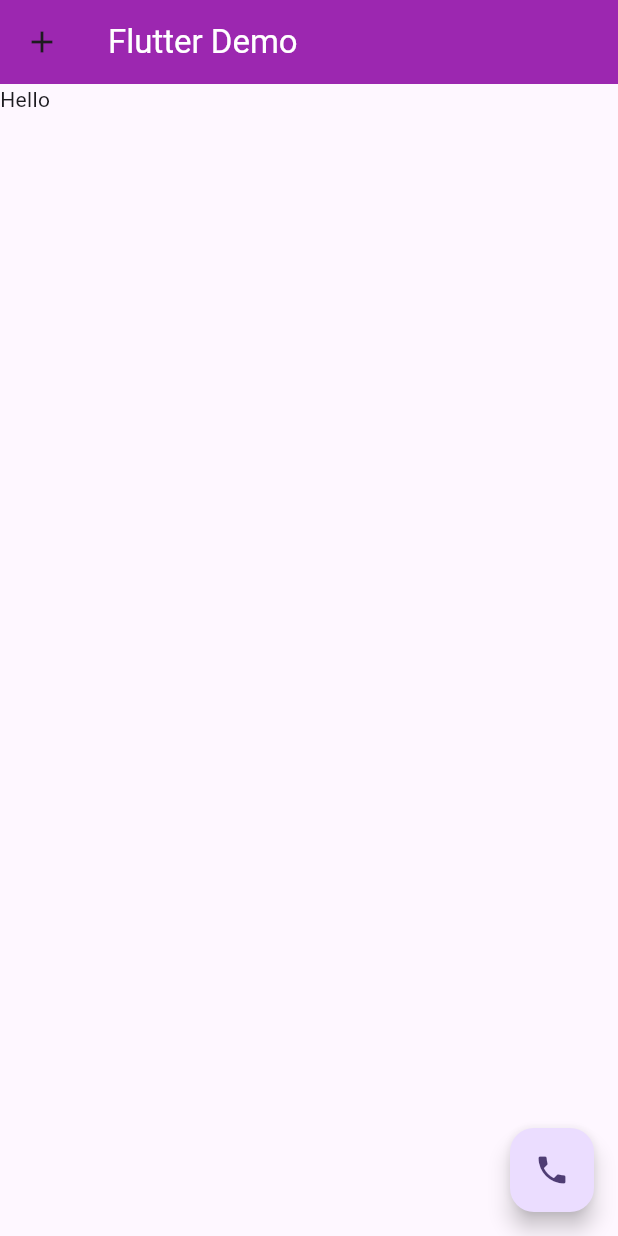
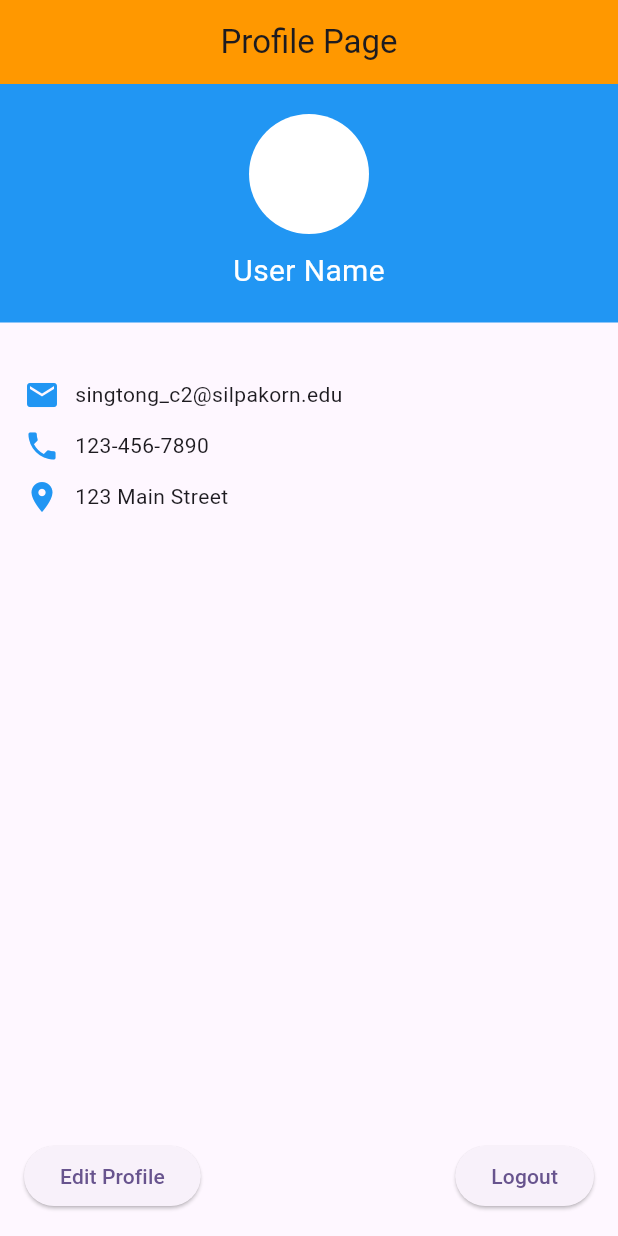
Before and after one commit to chanipon127/tutorialapp, a Flutter app: the screen it shows after launch, on a phone screen of 412 x 824 dp. Run offline on Flutter 3.47's test engine with Material 3 defaults, Android fonts, the phone set to English and light mode, and no system bars.

Commit message:
Week3 lap

```diff
--- a/lib/main.dart
+++ b/lib/main.dart
@@ -1,38 +1,43 @@
 import 'package:flutter/material.dart';
+import 'package:tutorialapp/my_stateful_widget.dart';
+import 'package:tutorialapp/page_answer/answer1.dart';
+import 'package:tutorialapp/page_answer/answer2.dart';
+import 'package:tutorialapp/page_answer/answer3.dart';
+import 'package:tutorialapp/page_answer/answer4.dart';
+//import 'package:flutter/material.dart';
+//import 'D:\640710504\tutorialapp\page_answer\answer1.dart';
 
 void main() {
   runApp(const MyApp());
 }
 
+class GreetingWidget extends StatelessWidget {
+  final String name;
+  const GreetingWidget({super.key, required this.name});
+
+  @override
+  Widget build(BuildContext context) {
+    return Scaffold(
+        appBar: AppBar(
+          title: const Text('Demo App'),
+          backgroundColor: const Color.fromARGB(255, 121, 85, 72),
+        ),
+        body: Center(child: Text('Hello,$name')));
+  }
+}
+
 class MyApp extends StatelessWidget {
   const MyApp({super.key});
-
-  // This widget is the root of your application.
+  //This widget is the root of your application.
   @override
   Widget build(BuildContext context) {
     return MaterialApp(
-        title: 'Flutter Demo',
-        theme: ThemeData(
-          // This widget is the root of your application.
-          colorScheme: ColorScheme.fromSeed(seedColor: Colors.deepPurple),
-          useMaterial3: true,
-        ),
-        home: Scaffold(
-          appBar: AppBar(
-            title: const Text(
-              'Flutter Demo',
-              style: TextStyle(color: Colors.white),
-            ),
-            leading: const Icon(Icons.add),
-            backgroundColor: Colors.purple,
-          ),
-          body: const Text('Hello'),
-          floatingActionButton: FloatingActionButton(
-            onPressed: () {
-              print("Hello");
-            },
-            child: const Icon(Icons.phone),
-          ),
-        ));
+      title: 'Flutter Demo',
+      theme: ThemeData(
+        colorScheme: ColorScheme.fromSeed(seedColor: Colors.deepPurple),
+        useMaterial3: true,
+      ),
+      home: const ProfilePage(),
+    );
   }
 }
--- /dev/null
+++ b/lib/page_answer/answer4.dart
@@ -0,0 +1,92 @@
+import 'package:flutter/material.dart';
+
+class ProfilePage extends StatelessWidget {
+  const ProfilePage({super.key});
+
+  @override
+  Widget build(BuildContext context) {
+    return Scaffold(
+      appBar: AppBar(
+        title: const Text('Profile Page'),
+        centerTitle: true,
+        backgroundColor: Colors.orange,
+      ),
+      body: Column(
+        crossAxisAlignment: CrossAxisAlignment.center,
+        children: [
+          Container(
+            width: double.infinity,
+            color: Colors.blue,
+            padding: const EdgeInsets.all(20),
+            child: Column(
+              children: [
+                Container(
+                  width: 80,
+                  height: 80,
+                  decoration: const BoxDecoration(
+                    color: Colors.white,
+                    shape: BoxShape.circle,
+                  ),
+                ),
+                const SizedBox(height: 10),
+                const Text(
+                  'User Name',
+                  style: TextStyle(color: Colors.white, fontSize: 20),
+                ),
+              ],
+            ),
+          ),
+          const SizedBox(height: 20),
+          Padding(
+            padding: const EdgeInsets.all(16.0),
+            child: Column(
+              crossAxisAlignment: CrossAxisAlignment.start,
+              children: const [
+                Row(
+                  children: [
+                    Icon(Icons.email, color: Colors.blue),
+                    SizedBox(width: 10),
+                    Text('singtong_c2@silpakorn.edu'),
+                  ],
+                ),
+                SizedBox(height: 10),
+                Row(
+                  children: [
+                    Icon(Icons.phone, color: Colors.blue),
+                    SizedBox(width: 10),
+                    Text('123-456-7890'),
+                  ],
+                ),
+                SizedBox(height: 10),
+                Row(
+                  children: [
+                    Icon(Icons.location_on, color: Colors.blue),
+                    SizedBox(width: 10),
+                    Text('123 Main Street'),
+                  ],
+                ),
+              ],
+            ),
+          ),
+          const Spacer(),
+          Padding(
+            padding: const EdgeInsets.all(16.0),
+            child: Row(
+              mainAxisAlignment: MainAxisAlignment.spaceBetween,
+              children: [
+                ElevatedButton(
+                  onPressed: () {},
+                  child: const Text('Edit Profile'),
+                ),
+                ElevatedButton(
+                  onPressed: () {},
+                  child: const Text('Logout'),
+                ),
+              ],
+            ),
+          ),
+        ],
+      ),
+    );
+  }
+}
```
Also changed, not shown: lib/my_stateful_widget.dart (added, +57 -0 lines), lib/page_answer/answer1.dart (added, +52 -0 lines), lib/page_answer/answer2.dart (added, +60 -0 lines), lib/page_answer/answer3.dart (added, +59 -0 lines), lib/page_navigator/first_page.dart (added, +94 -0 lines).
